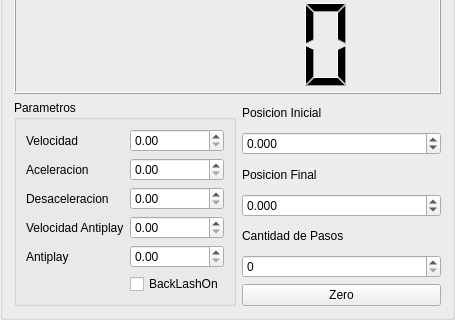
This is components/Platina/conf.ui in FranciscoGauna/Microscopy-Program as Qt 5 draws it before an edit; both pictures show x 0 to 455 and y 143 to 463 of the 455 by 463 pixel window. The edited form follows.
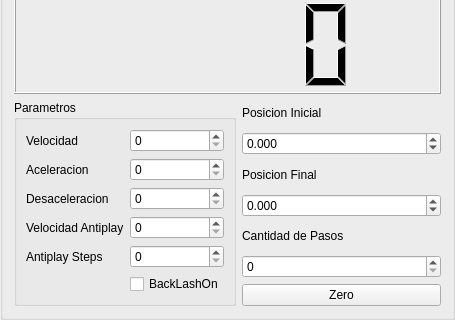
This is the edited form.

The edit to the form file:
```diff
--- a/components/Platina/conf.ui
+++ b/components/Platina/conf.ui
@@ -48,9 +48,6 @@
         <string>Parametros</string>
        </property>
        <layout class="QGridLayout" name="gridLayout_2">
-        <item row="0" column="1">
-         <widget class="QDoubleSpinBox" name="speed_sb"/>
-        </item>
         <item row="5" column="1">
          <widget class="QCheckBox" name="backlash_label">
           <property name="text">
@@ -58,12 +55,6 @@
           </property>
          </widget>
         </item>
-        <item row="3" column="1">
-         <widget class="QDoubleSpinBox" name="antiplay_speed_sb"/>
-        </item>
-        <item row="1" column="1">
-         <widget class="QDoubleSpinBox" name="acceleration_sb"/>
-        </item>
         <item row="0" column="0">
          <widget class="QLabel" name="speed_label">
           <property name="text">
@@ -78,12 +69,6 @@
           </property>
          </widget>
         </item>
-        <item row="2" column="1">
-         <widget class="QDoubleSpinBox" name="deceleration_sb"/>
-        </item>
-        <item row="4" column="1">
-         <widget class="QDoubleSpinBox" name="antiplay_sb"/>
-        </item>
         <item row="2" column="0">
          <widget class="QLabel" name="deceleration_label">
           <property name="text">
@@ -101,7 +86,38 @@
         <item row="4" column="0">
          <widget class="QLabel" name="antiplay_label">
           <property name="text">
-           <string>Antiplay</string>
+           <string>Antiplay Steps</string>
+          </property>
+         </widget>
+        </item>
+        <item row="4" column="1">
+         <widget class="QSpinBox" name="antiplay_sb"/>
+        </item>
+        <item row="3" column="1">
+         <widget class="QSpinBox" name="antiplay_speed_sb">
+          <property name="maximum">
+           <number>99999</number>
+          </property>
+         </widget>
+        </item>
+        <item row="2" column="1">
+         <widget class="QSpinBox" name="deceleration_sb">
+          <property name="maximum">
+           <number>99999</number>
+          </property>
+         </widget>
+        </item>
+        <item row="1" column="1">
+         <widget class="QSpinBox" name="acceleration_sb">
+          <property name="maximum">
+           <number>99999</number>
+          </property>
+         </widget>
+        </item>
+        <item row="0" column="1">
+         <widget class="QSpinBox" name="speed_sb">
+          <property name="maximum">
+           <number>99999</number>
           </property>
          </widget>
         </item>
```
Left out of the diff: 2 changed lines with no effect on the pictures.
